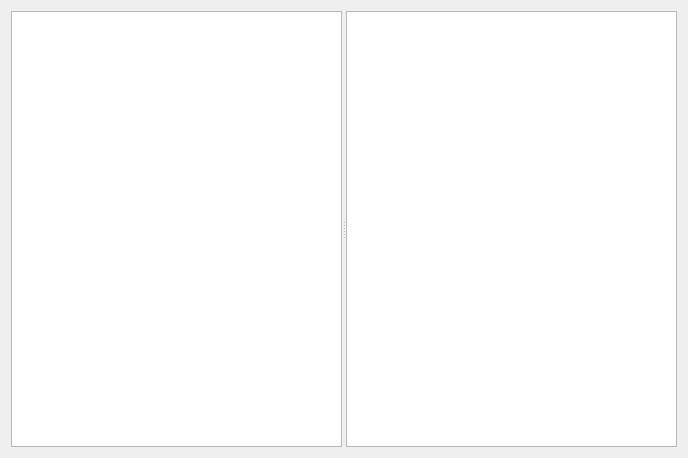
Before: the Qt Designer form Beginner/Models/FileSystemModel/dialog.ui in develooper1994/Qt5WidgetLearning, drawn with Qt 5.
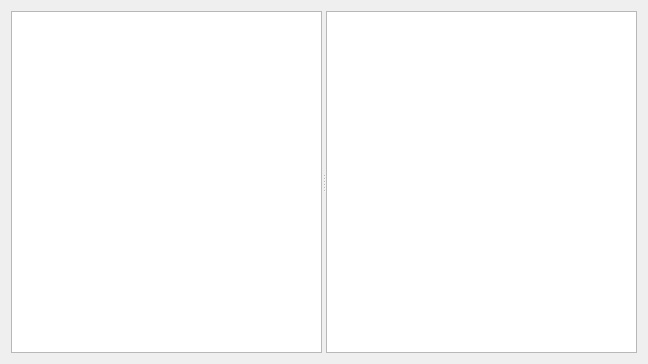
After: the same form once the commit is applied.

Diff of the .ui file:
```diff
--- a/Beginner/Models/FileSystemModel/dialog.ui
+++ b/Beginner/Models/FileSystemModel/dialog.ui
@@ -6,8 +6,8 @@
    <rect>
     <x>0</x>
     <y>0</y>
-    <width>688</width>
-    <height>458</height>
+    <width>648</width>
+    <height>364</height>
    </rect>
   </property>
   <property name="windowTitle">
@@ -20,7 +20,7 @@
       <enum>Qt::Horizontal</enum>
      </property>
      <widget class="QTreeView" name="treeView"/>
-     <widget class="QListWidget" name="listWidget"/>
+     <widget class="QListView" name="listView"/>
     </widget>
    </item>
   </layout>
```
